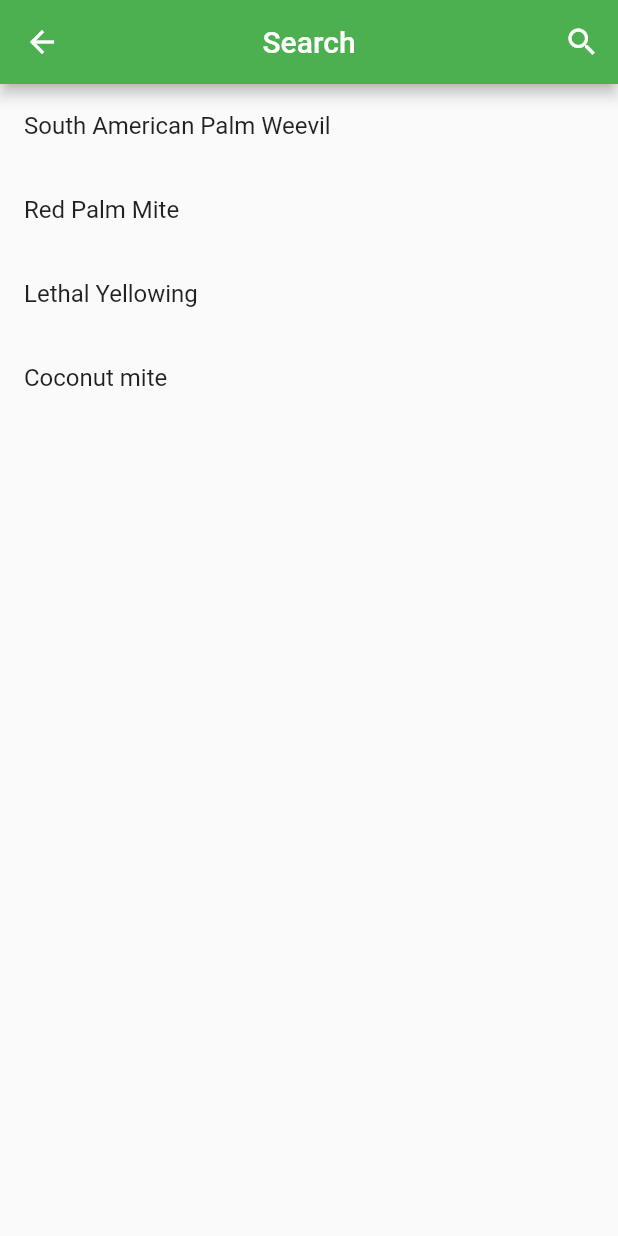
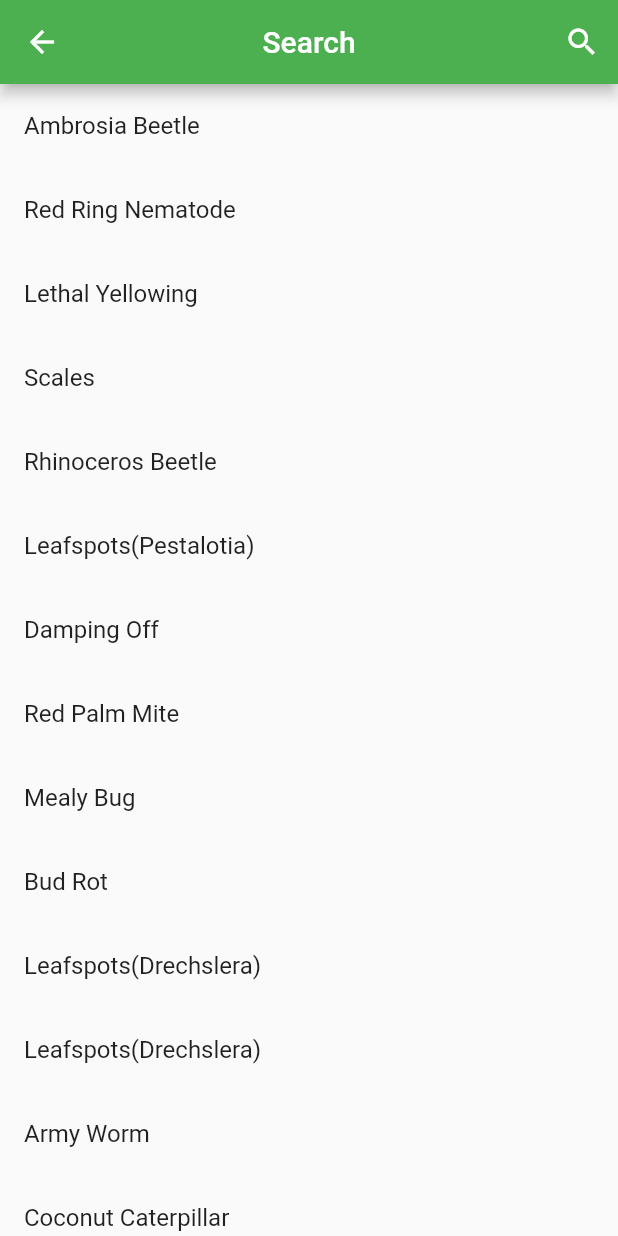
Before and after one commit to forbes27/cardi-coco-support-app, a Flutter app: the Search screen opened directly, on a phone screen of 412 x 824 dp. Run offline on Flutter 3.47's test engine with Material 2 defaults, Android fonts, the phone set to English and light mode, and no system bars; our stand-ins replace cloud_firestore, firebase_auth, firebase_database, google_maps_flutter, google_sign_in; accounts and stored records are empty; network calls fail.

Commit message:
About Us page and Search engine

```diff
--- a/cardi_app/lib/ui/aboutus.dart
+++ b/cardi_app/lib/ui/aboutus.dart
@@ -13,7 +13,7 @@ class AboutUs extends StatelessWidget {
               children: <Widget>[
                 new Container(
                   child: new Image.asset(
-                      'images/cardilogo.png',
+                      'images/CARDI-ITC.jpg',
                       fit: BoxFit.fill,
                   ),
                 ),
--- a/cardi_app/lib/ui/search.dart
+++ b/cardi_app/lib/ui/search.dart
@@ -18,6 +18,7 @@ class _SearchState extends State<Search> {
     Icons.search,
     color: Colors.white,
   );
+
   final globalKey = new GlobalKey<ScaffoldState>();
   final TextEditingController _controller = new TextEditingController();
   List<dynamic> _list;
@@ -50,10 +51,23 @@ class _SearchState extends State<Search> {
 
   void values() {
     _list = List();
-    _list.add("South American Palm Weevil");
+    _list.add("Ambrosia Beetle");
+    _list.add("Red Ring Nematode");
+    _list.add("Lethal Yellowing");
+    _list.add("Scales");
+    _list.add("Rhinoceros Beetle");
+    _list.add("Leafspots(Pestalotia)");
+    _list.add("Damping Off");
     _list.add("Red Palm Mite");
-    _list.add("Lethal Yellowing");
-    _list.add("Coconut mite");
+    _list.add("Mealy Bug");
+    _list.add("Bud Rot");
+    _list.add("Leafspots(Drechslera)");
+    _list.add("Leafspots(Drechslera)");
+    _list.add("Army Worm");
+    _list.add("Coconut Caterpillar");
+    _list.add("Leafspots(Anthracnose)");
+    _list.add("Coconut Eriophyid Mite");
+    _list.add("Coconut Moth Borer");
   }
 
   @override
--- a/cardi_app/pubspec.yaml
+++ b/cardi_app/pubspec.yaml
@@ -63,6 +63,7 @@ flutter:
     - images/coconuts.jpg
     - images/coconuts1.jpg
     - images/coconuts2.jpg
+    - images/CARDI-ITC.jpg
 
   # An image asset can refer to one or more resolution-specific "variants", see
   # https://flutter.io/assets-and-images/#resolution-aware.
```
Also changed, not shown: cardi_app/images/CARDI-ITC.jpg (added).
